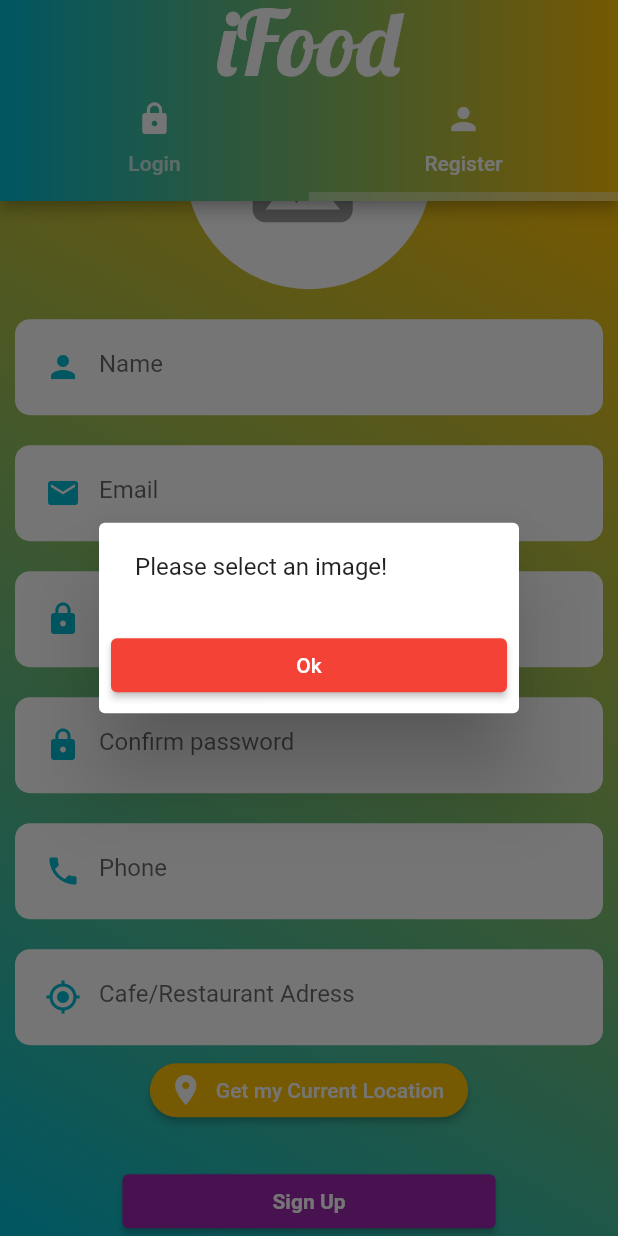
After one commit to alexpays99/flutter_sellers_food_delivery_app, a Flutter app: the AuthScren screen opened by its route, tab 2 chosen, scrolled down 116 dp, after a tap on "Sign Up", on a phone screen of 412 x 824 dp. The commit adds this screen. Run offline on Flutter 3.47's test engine with Material 2 defaults, Android fonts, the phone set to English and light mode, and no system bars; our stand-ins replace cloud_firestore, firebase_auth, firebase_core, firebase_storage, geocoding, geolocator and 2 more; accounts and stored records are empty.

Commit message:
created functions to upload images to floud firestore and save data in firestore database.

```diff
--- a/lib/authentication/register_screen.dart
+++ b/lib/authentication/register_screen.dart
@@ -1,10 +1,18 @@
 import 'dart:io';
 
+import 'package:cloud_firestore/cloud_firestore.dart';
+import 'package:firebase_auth/firebase_auth.dart';
+import 'package:firebase_storage/firebase_storage.dart' as fStorage;
 import 'package:flutter/material.dart';
 import 'package:geocoding/geocoding.dart';
 import 'package:geolocator/geolocator.dart';
 import 'package:image_picker/image_picker.dart';
+import 'package:shared_preferences/shared_preferences.dart';
+
+import 'package:sellers_app/mainScreens/home_screen.dart';
 import 'package:sellers_app/widgets/custom_text_field.dart';
+import 'package:sellers_app/widgets/error_dialog.dart';
+import 'package:sellers_app/widgets/loading_dialog.dart';
 
 class RegisterScreen extends StatefulWidget {
   const RegisterScreen({Key? key}) : super(key: key);
@@ -26,6 +34,9 @@ class _RegisterScreenState extends State<RegisterScreen> {
   final ImagePicker _picker = ImagePicker();
   Position? position;
   List<Placemark>? placeMarks;
+
+  String sellerImageUrl = '';
+  String completeAddress = '';
 
   // get image from gallery
   Future<void> _getImage() async {
@@ -78,28 +89,132 @@ class _RegisterScreenState extends State<RegisterScreen> {
     );
 
     Placemark pMark = placeMarks![0];
-    String completeAddress =
+    completeAddress =
         '${pMark.subThoroughfare} ${pMark.thoroughfare}, ${pMark.subLocality} ${pMark.locality}, ${pMark.subAdministrativeArea}, ${pMark.administrativeArea} ${pMark.postalCode}, ${pMark.country}';
 
     locationController.text = completeAddress;
     print(position);
+  }
 
-    // Position newPosition = await Geolocator.getCurrentPosition(
-    //   desiredAccuracy: LocationAccuracy.high,
-    // );
+  Future<void> formValidation() async {
+    if (imageXFile == null) {
+      showDialog(
+        context: context,
+        builder: (c) {
+          return const ErrorDialog(
+            message: 'Please select an image!',
+          );
+        },
+      );
+    } else {
+      if (passwordController.text == comfirmPasswordController.text) {
+        if (comfirmPasswordController.text.isNotEmpty &&
+            emailController.text.isNotEmpty &&
+            nameController.text.isNotEmpty &&
+            phoneController.text.isNotEmpty &&
+            locationController.text.isNotEmpty) {
+          //uploading image
+          showDialog(
+            context: context,
+            builder: (c) {
+              return const LoadingDialog(
+                message: 'Registering account',
+              );
+            },
+          );
 
-    // position = newPosition;
-    // placeMarks = await placemarkFromCoordinates(
-    //   position!.latitude,
-    //   position!.longitude,
-    // );
+          String fileName = DateTime.now().millisecondsSinceEpoch.toString();
+          fStorage.Reference reference = fStorage.FirebaseStorage.instance
+              .ref()
+              .child('sellers')
+              .child(fileName);
+          fStorage.UploadTask uploadTask =
+              reference.putFile(File(imageXFile!.path));
+          fStorage.TaskSnapshot taskSnapshot =
+              await uploadTask.whenComplete(() {});
+          await taskSnapshot.ref.getDownloadURL().then((url) {
+            sellerImageUrl = url;
 
-    // Placemark pMark = placeMarks![0];
+            //save info to firestore
+            authenticateSellerAndSignUp();
+          });
+        } else {
+          showDialog(
+            context: context,
+            builder: (c) {
+              return const ErrorDialog(
+                message: 'Please write the required inro for registration',
+              );
+            },
+          );
+        }
+      } else {
+        showDialog(
+          context: context,
+          builder: (c) {
+            return const ErrorDialog(
+              message: 'Password do not match!',
+            );
+          },
+        );
+      }
+    }
+  }
 
-    // String completeAddress =
-    //     '${pMark.subThoroughfare} ${pMark.thoroughfare}, ${pMark.subLocality} ${pMark.locality}, ${pMark.subAdministrativeArea}, ${pMark.administrativeArea} ${pMark.postalCode}, ${pMark.country}';
+  void authenticateSellerAndSignUp() async {
+    User? currentUser;
+    final FirebaseAuth firebaseAuth = FirebaseAuth.instance;
+    await firebaseAuth
+        .createUserWithEmailAndPassword(
+            email: emailController.text.trim(),
+            password: passwordController.text.trim())
+        .then((auth) {
+      currentUser = auth.user;
+    }).catchError((error) {
+      Navigator.pop(context);
+      showDialog(
+        context: context,
+        builder: (c) {
+          return ErrorDialog(
+            message: error.message.toString(),
+          );
+        },
+      );
+    });
 
-    // locationController.text = completeAddress;
+    if (currentUser != null) {
+      saveDataToFirestore(currentUser!).then((value) {
+        Navigator.pop(context);
+        //send user to HomePage
+        Route newRoute = MaterialPageRoute(builder: (c) => const HomeScreen());
+        Navigator.pushReplacement(context, newRoute);
+      });
+    }
+  }
+
+  Future saveDataToFirestore(User currentUser) async {
+    FirebaseFirestore.instance.collection('sellers').doc(currentUser.uid).set(
+      {
+        'sellerUID': currentUser.uid,
+        'sellerEmail': currentUser.email,
+        'sellerName': nameController.text.trim(),
+        'sellerAvatarUrl': sellerImageUrl,
+        'phone': phoneController.text.trim(),
+        'adress': completeAddress,
+        'status': 'approved',
+        'earnings': 0.0,
+        'lat': position!.latitude,
+        'lng': position!.longitude,
+      },
+    );
+
+    //save data locally
+    SharedPreferences? sharedPreferences =
+        await SharedPreferences.getInstance();
+    await sharedPreferences.setString('uid', currentUser.uid);
+    await sharedPreferences.setString('email', currentUser.email.toString());
+    await sharedPreferences.setString('name', nameController.text.trim());
+    await sharedPreferences.setString('photoUrl', sellerImageUrl);
   }
 
   @override
@@ -219,6 +334,7 @@ class _RegisterScreenState extends State<RegisterScreen> {
               ),
             ),
             onPressed: () {
+              formValidation();
               print('clicked 1');
             },
           ),
--- a/lib/main.dart
+++ b/lib/main.dart
@@ -1,5 +1,8 @@
 import 'package:firebase_core/firebase_core.dart';
 import 'package:flutter/material.dart';
+import 'package:sellers_app/authentication/auth_screen.dart';
+import 'package:sellers_app/authentication/login_screen.dart';
+import 'package:sellers_app/mainScreens/home_screen.dart';
 import 'package:sellers_app/splashScreen/splash_screen.dart';
 
 Future<void> main() async {
@@ -20,6 +23,12 @@ class MyApp extends StatelessWidget {
         primarySwatch: Colors.blue,
       ),
       home: const SplashScreen(),
+      //initialRoute: '/auth',
+      routes: {
+        '/auth': (context) => const AuthScren(),
+        '/login': (context) => const LoginScreen(),
+        '/home': (context) => const HomeScreen(),
+      },
     );
   }
 }
--- /dev/null
+++ b/lib/widgets/error_dialog.dart
@@ -0,0 +1,27 @@
+import 'package:flutter/material.dart';
+
+class ErrorDialog extends StatelessWidget {
+  final String? message;
+  const ErrorDialog({Key? key, this.message}) : super(key: key);
+
+  @override
+  Widget build(BuildContext context) {
+    return AlertDialog(
+      key: key,
+      content: Text(message!),
+      actions: [
+        ElevatedButton(
+          onPressed: () {
+            Navigator.pop(context);
+          },
+          child: const Center(
+            child: Text('Ok'),
+          ),
+          style: ElevatedButton.styleFrom(
+            primary: Colors.red,
+          ),
+        ),
+      ],
+    );
+  }
+}
--- a/pubspec.yaml
+++ b/pubspec.yaml
@@ -42,6 +42,7 @@ dependencies:
   image_picker: ^0.8.5+3
   geolocator: ^8.2.1
   geocoding: ^2.0.4
+  shared_preferences: ^2.0.15
 
 dev_dependencies:
   flutter_test:
```
Also changed, not shown: lib/mainScreens/home_screen.dart (added, +15 -0 lines), lib/widgets/loading_dialog.dart (added, +24 -0 lines), lib/widgets/progress_bar.dart (added, +13 -0 lines), pubspec.lock, 3 other files.
